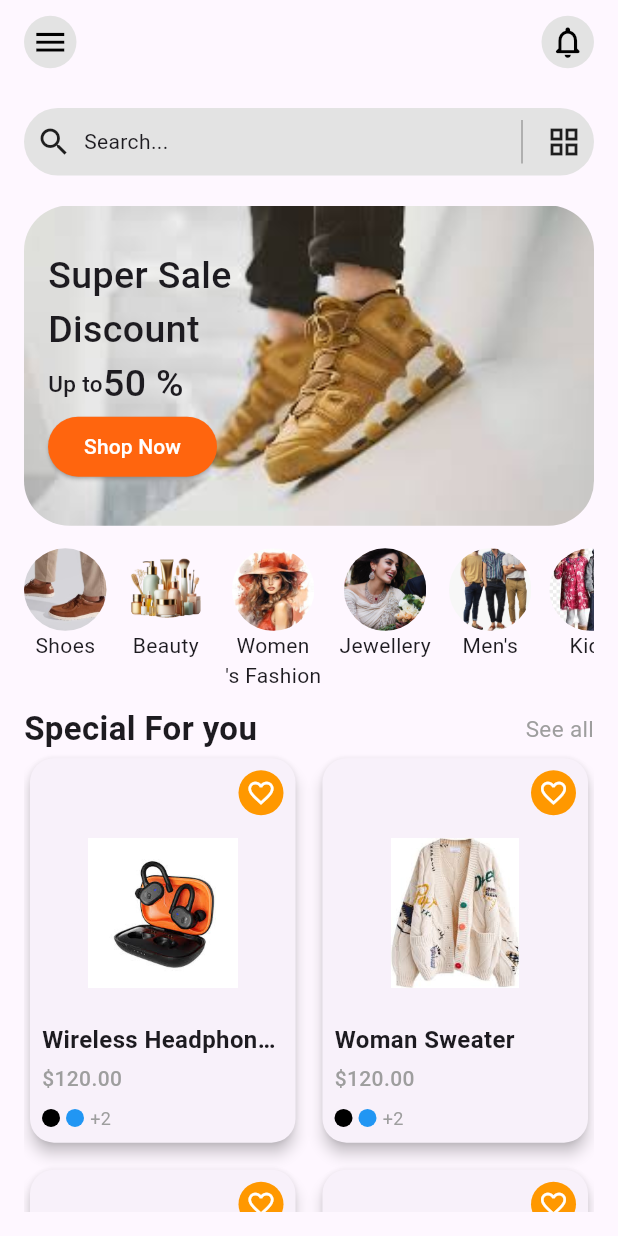
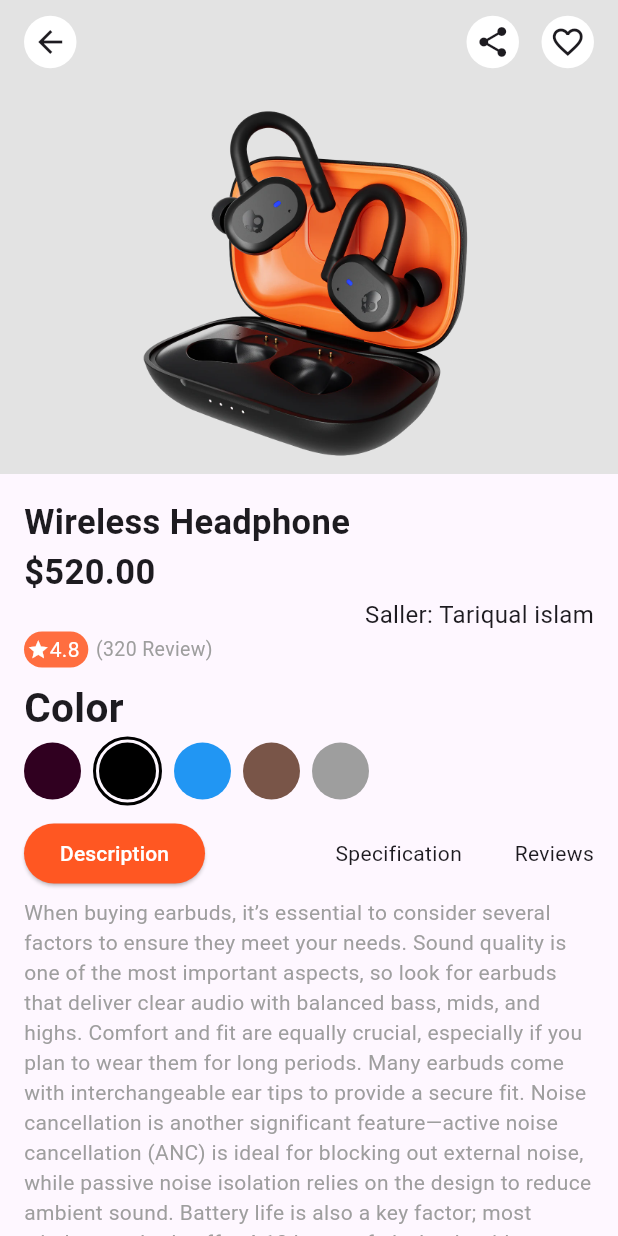
Before and after one commit to Chandera01/e_commerce_app, a Flutter app: the screen it shows after launch, on a phone screen of 412 x 824 dp. Run offline on Flutter 3.47's test engine with Material 3 defaults, Android fonts, the phone set to English and light mode, and no system bars.

Commit message:
product page ui

```diff
--- a/lib/home_page.dart
+++ b/lib/home_page.dart
@@ -23,6 +23,7 @@ class HomePage extends StatelessWidget {
       "price" : "\$120.00",
     },
   ];
+  ///gridview data
   List<Map<String, dynamic>> mData = [
     {
       "Image": "asset/Images/shooessmall.jpg",
@@ -64,7 +65,7 @@ class HomePage extends StatelessWidget {
     return Scaffold(
       appBar: AppBar(
         // backgroundColor: Colors.white,
-        // elevation: 0,
+        ///Menu and notification
         title: Row(
           mainAxisAlignment: MainAxisAlignment.spaceBetween,
           children: [
@@ -99,29 +100,6 @@ class HomePage extends StatelessWidget {
         padding: const EdgeInsets.all(16),
         child: Column(
           children: [
-            ///Menu and notification
-            /* Row(
-              mainAxisAlignment: MainAxisAlignment.spaceBetween,
-              children: [
-                Container(
-                  height: 35,
-                  width: 35,
-                  decoration: BoxDecoration(
-                    color: Color(0xffE3E3E3), // Background color
-                    borderRadius: BorderRadius.circular(50),
-                  ),
-                    child: Icon(Icons.menu,size: 25,),
-                ),
-                Container(
-                    height: 35,
-                    width: 35,
-                  decoration: BoxDecoration(
-                    color: Color(0xffE3E3E3),
-                    borderRadius: BorderRadius.circular(50),
-                  ),
-                    child: Icon(Icons.notifications_none_rounded,size: 25,)),
-              ],
-            ),*/
 
             ///Search Icon
             Container(
@@ -277,6 +255,7 @@ class HomePage extends StatelessWidget {
                 ),
               ],
             ),
+
             Expanded(
               child: GridView.builder(
                 gridDelegate: SliverGridDelegateWithFixedCrossAxisCount(
@@ -293,7 +272,7 @@ class HomePage extends StatelessWidget {
                     ),
                     elevation: 4, // Shadow effect
                     child: Padding(
-                      padding: const EdgeInsets.all(8.0),
+                      padding:  EdgeInsets.all(8.0),
                       child: Column(
                         crossAxisAlignment: CrossAxisAlignment.start, // Align content to the left
                         children: [
@@ -305,7 +284,7 @@ class HomePage extends StatelessWidget {
                               width: 30,
                               decoration: BoxDecoration(
                                 color: Colors.orange,
-                                borderRadius: BorderRadius.circular(50),
+                                borderRadius: BorderRadius.only(topRight: Radius.circular(10)),
                               ),
                               child: Icon(Icons.favorite_border, color: Colors.white, size: 20),
                             ),
@@ -317,8 +296,8 @@ class HomePage extends StatelessWidget {
                               child: Image.asset(
                                 gridData[index]["image"], // Example image asset
                                 fit: BoxFit.contain,
-                                height: 100,
-                                width: 100,
+                                height: 200,
+                                width: 200,
                               ),
                             ),
                           ),
--- a/lib/main.dart
+++ b/lib/main.dart
@@ -1,4 +1,5 @@
 import 'package:e_commerce_app/home_page.dart';
+import 'package:e_commerce_app/product_page.dart';
 import 'package:flutter/material.dart';
 
 void main() {
@@ -17,7 +18,7 @@ class MyApp extends StatelessWidget {
         colorScheme: ColorScheme.fromSeed(seedColor: Colors.deepPurple),
         useMaterial3: true,
       ),
-      home: HomePage(),
+      home: ProductPage(),
     );
   }
 }
--- /dev/null
+++ b/lib/product_page.dart
@@ -0,0 +1,219 @@
+  import 'package:flutter/material.dart';
+
+  class ProductPage extends StatelessWidget {
+    @override
+    Widget build(BuildContext context) {
+      return Scaffold(
+        appBar: AppBar(
+          backgroundColor: Color(0xffE3E3E3),
+          title: Row(
+            mainAxisAlignment: MainAxisAlignment.spaceBetween,
+            children: [
+              // Back Button
+              Container(
+                height: 35,
+                width: 35,
+                decoration: BoxDecoration(
+                  color: Colors.white,
+                  borderRadius: BorderRadius.circular(20),
+                ),
+                child: Icon(Icons.arrow_back_outlined),
+              ),
+              Spacer(),
+
+              // Share Button
+              Container(
+                height: 35,
+                width: 35,
+                decoration: BoxDecoration(
+                  color: Colors.white,
+                  borderRadius: BorderRadius.circular(20),
+                ),
+                child: Icon(Icons.share),
+              ),
+              SizedBox(width: 15),
+
+              // Favorite Button
+              Container(
+                height: 35,
+                width: 35,
+                decoration: BoxDecoration(
+                  color: Colors.white,
+                  borderRadius: BorderRadius.circular(20),
+                ),
+                child: Icon(Icons.favorite_border),
+              ),
+            ],
+          ),
+        ),
+        ///
+        /// body
+        ///
+        body: SingleChildScrollView(
+          child: Column(
+            crossAxisAlignment: CrossAxisAlignment.start,
+            children: [
+              /// Image Container (No Padding)
+              Container(
+                height: 260,
+                width: double.infinity,
+                color: Color(0xffE3E3E3),
+                child: Image.asset("asset/Images/earbuds.webp"),
+              ),
+
+              ////Text
+              Padding(
+                padding: const EdgeInsets.all(16.0),
+                child: Column(
+                  crossAxisAlignment: CrossAxisAlignment.start,
+                  children: [
+                    Text(
+                      "Wireless Headphone",
+                      style: TextStyle(fontSize: 23, fontWeight: FontWeight.bold),
+                    ),
+                    // Add spacing between the text widgets
+                    Text(
+                      "\$520.00",
+                      style: TextStyle(fontSize: 23, fontWeight: FontWeight.bold),
+                    ),
+                    Align(
+                        alignment: Alignment.centerRight,
+                        child: Text(
+                          "Saller: Tariqual islam",
+                          style: TextStyle(fontSize: 16),
+                        )),
+
+                    ///Rating
+                    Row(
+                      children: [
+                        // Review
+                        Container(
+                          decoration: BoxDecoration(
+                              color: Colors.deepOrangeAccent,
+                              borderRadius: BorderRadius.circular(50)),
+                          child: Padding(
+                            padding: const EdgeInsets.all(2),
+                            child: Row(
+                              mainAxisSize: MainAxisSize.min,
+                              children: [
+                                Icon(
+                                  Icons.star,
+                                  color: Colors.white,
+                                  size: 15,
+                                ),
+                                Text(
+                                  "4.8 ",
+                                  style: TextStyle(color: Colors.white),
+                                )
+                              ],
+                            ),
+                          ),
+                        ),
+                        SizedBox(
+                          width: 5,
+                        ),
+                        Text(
+                          "(320 Review)",
+                          style: TextStyle(fontSize: 13, color: Colors.grey),
+                        )
+                      ],
+                    ),
+                    SizedBox(
+                      height: 7,
+                    ),
+
+                    ///Colors
+                    Text(
+                      "Color",
+                      style: TextStyle(fontSize: 27, fontWeight: FontWeight.bold),
+                    ),
+                    //color selected
+                    Row(
+                      children: [
+                        CircleAvatar(
+                          radius: 19,
+                          backgroundColor: Color(0xff300020),
+                        ),
+                        SizedBox(
+                          width: 8,
+                        ),
+
+                        ///border box
+                        Container(
+                          decoration: BoxDecoration(
+                            shape: BoxShape
+                                .circle, // Ensures the container is circular
+                            border: Border.all(
+                              color: Colors.black, // Set the border color
+                              width: 2.0, // Set the border width
+                            ),
+                          ),
+                          child: Padding(
+                            padding: const EdgeInsets.all(2),
+                            child: CircleAvatar(
+                              radius: 19,
+                              backgroundColor: Colors.black,
+                            ),
+                          ),
+                        ),
+                        SizedBox(
+                          width: 8,
+                        ),
+                        CircleAvatar(
+                          radius: 19,
+                          backgroundColor: Colors.blue,
+                        ),
+                        SizedBox(
+                          width: 8,
+                        ),
+                        CircleAvatar(
+                          radius: 19,
+                          backgroundColor: Colors.brown,
+                        ),
+                        SizedBox(
+                          width: 8,
+                        ),
+                        CircleAvatar(
+                          radius: 19,
+                          backgroundColor: Colors.grey,
+                        )
+                      ],
+                    ),
+                    SizedBox(
+                      height: 8,
+                    ),
+                    Row(
+                      children: [
+                        ElevatedButton(
+                          onPressed: () {},
+                          child: Text("Description"),
+                          style: ElevatedButton.styleFrom(
+                              foregroundColor: Colors.white,
+                              backgroundColor: Colors.deepOrange),
+                        ),
+                        Spacer(),
+                        Text("Specification"),
+                        SizedBox(
+                          width: 35,
+                        ),
+                        Text("Reviews")
+                      ],
+                    ),
+                    SizedBox(
+                      height: 5,
+                    ),
+                    Text(
+                        "When buying earbuds, it’s essential to consider several factors to ensure they meet your needs. Sound quality is one of the most important aspects, so look for earbuds that deliver clear audio with balanced bass, mids, and highs. Comfort and fit are equally crucial, especially if you plan to wear them for long periods. Many earbuds come with interchangeable ear tips to provide a secure fit. Noise cancellation is another significant feature—active noise cancellation (ANC) is ideal for blocking out external noise, while passive noise isolation relies on the design to reduce ambient sound. Battery life is also a key factor; most wireless earbuds offer 4-10 hours of playback, with additional charges from the case.",
+                    style: TextStyle(
+                      color: Colors.grey
+                    ),
+                    )
+                  ],
+                ),
+              ),
+            ],
+          ),
+        ),
+      );
+    }
+  }
```
Also changed, not shown: asset/Images/earbuds.webp (added).
